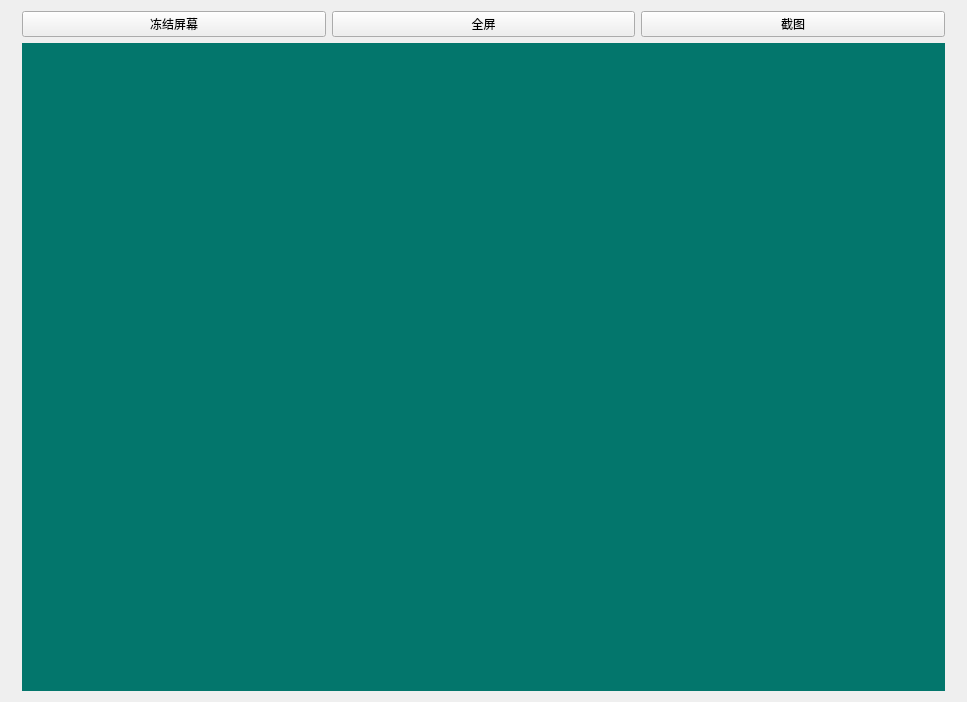
The window that Client/UI/ScreenBroadcastUI.ui (yang-zhongtian/PYCM) describes before a commit, drawn with Qt 5.
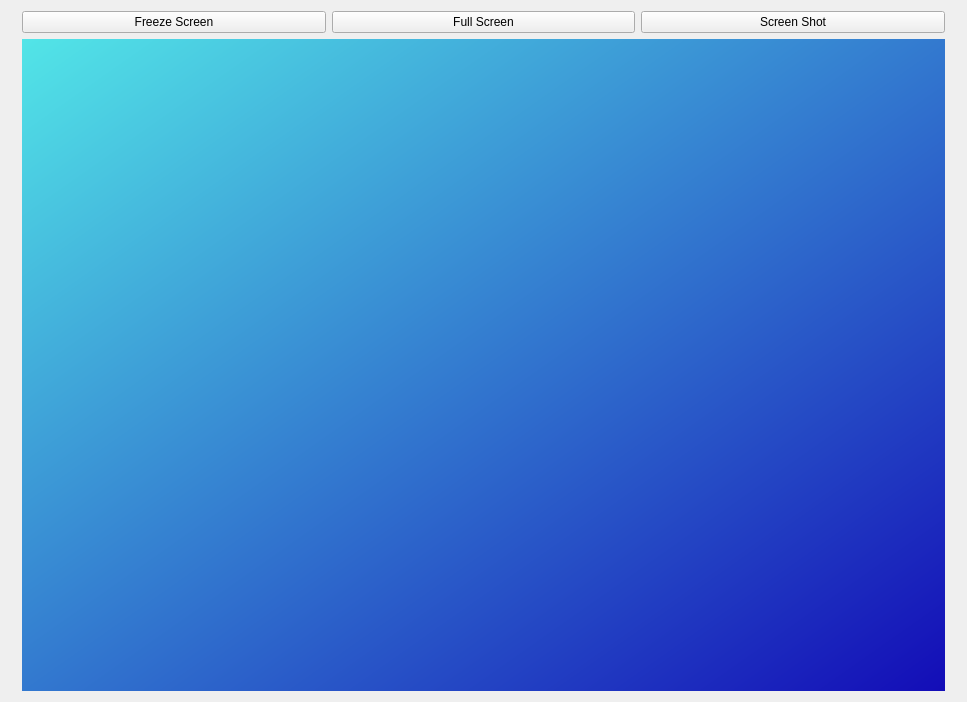
The same window after the commit. Icons and pictures are not drawn.

What changed in the file:
```diff
--- a/Client/UI/ScreenBroadcastUI.ui
+++ b/Client/UI/ScreenBroadcastUI.ui
@@ -34,13 +34,8 @@
     <layout class="QHBoxLayout" name="control_box_layout">
      <item>
       <widget class="QPushButton" name="freeze_frame">
-       <property name="font">
-        <font>
-         <family>微软雅黑</family>
-        </font>
-       </property>
        <property name="text">
-        <string>冻结屏幕</string>
+        <string>Freeze Screen</string>
        </property>
        <property name="checkable">
         <bool>true</bool>
@@ -49,13 +44,8 @@
      </item>
      <item>
       <widget class="QPushButton" name="full_screen">
-       <property name="font">
-        <font>
-         <family>微软雅黑</family>
-        </font>
-       </property>
        <property name="text">
-        <string>全屏</string>
+        <string>Full Screen</string>
        </property>
        <property name="checkable">
         <bool>true</bool>
@@ -64,13 +54,8 @@
      </item>
      <item>
       <widget class="QPushButton" name="screen_shot">
-       <property name="font">
-        <font>
-         <family>微软雅黑</family>
-        </font>
-       </property>
        <property name="text">
-        <string>截图</string>
+        <string>Screen Shot</string>
        </property>
       </widget>
      </item>
@@ -79,7 +64,9 @@
    <item>
     <widget class="QWidget" name="screen_widget" native="true">
      <property name="styleSheet">
-      <string notr="true">background-color: rgb(3, 118, 108);</string>
+      <string notr="true">#screen_widget {
+	background-color: qlineargradient(spread:pad, x1:0, y1:0, x2:1, y2:1, stop:0 rgba(82, 229, 231, 255), stop:1 rgba(19, 12, 183, 255));
+}</string>
      </property>
      <widget class="QLabel" name="screen_display">
       <property name="geometry">
```
Left out of the diff: 2 changed lines with no effect on the pictures.
